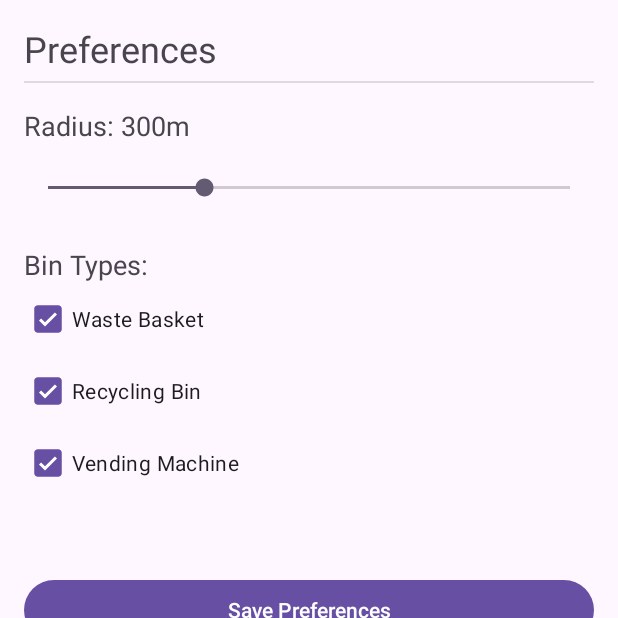
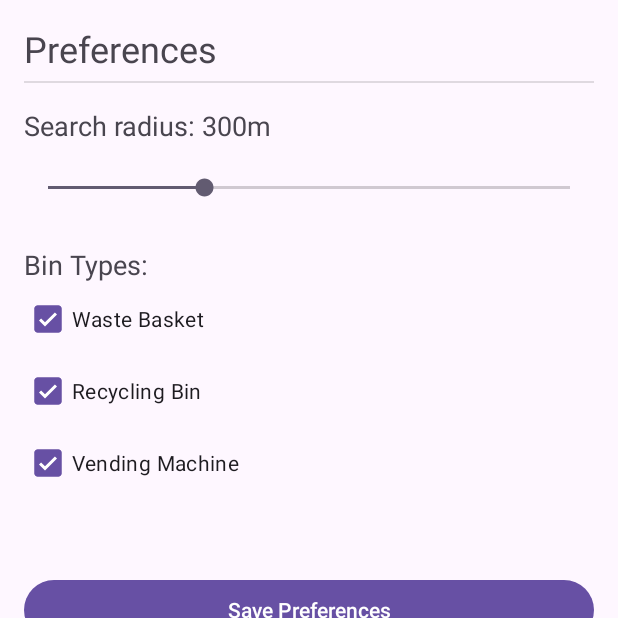
Before and after one commit to sammyhawkrad/nextBin, an Android app: the screen it shows after launch (MainActivity), item 3 of the bottom bar chosen, on a phone screen of 412 x 824 dp, the top half of it. Run offline under Robolectric (Android 15) with nearby library versions, the phone set to English and light mode, and no system bars.

```diff
--- a/app/src/main/java/com/sammyhawkrad/nextbin/GeoUtils.java
+++ b/app/src/main/java/com/sammyhawkrad/nextbin/GeoUtils.java
@@ -59,11 +59,6 @@ public class GeoUtils {
                                     .put(element.getJSONObject("center").getDouble("lon"))
                                     .put(element.getJSONObject("center").getDouble("lat"))));
                 }
-//                geoJsonFeature.put("geometry", new JSONObject()
-//                        .put("type", "Point")
-//                        .put("coordinates", new JSONArray()
-//                                .put(element.getDouble("lon"))
-//                                .put(element.getDouble("lat"))));
 
                 // Set properties
                 JSONObject properties = new JSONObject();
--- a/app/src/main/java/com/sammyhawkrad/nextbin/PreferencesFragment.java
+++ b/app/src/main/java/com/sammyhawkrad/nextbin/PreferencesFragment.java
@@ -12,6 +12,8 @@ import android.widget.TextView;
 
 import androidx.fragment.app.Fragment;
 
+import java.util.Locale;
+
 
 public class PreferencesFragment extends Fragment {
 
@@ -19,6 +21,7 @@ public class PreferencesFragment extends Fragment {
     static boolean WASTE_BASKET = true;
     static boolean RECYCLING_BIN = true;
     static boolean VENDING_MACHINE = true;
+
 
     public PreferencesFragment() {
         // Required empty public constructor
@@ -44,15 +47,15 @@ public class PreferencesFragment extends Fragment {
         TextView tv_seekBarValue = view.findViewById(R.id.tv_SeekBarValue);
 
         // Set the initial value
-        seekBar.setProgress((int) RADIUS);
-        tv_seekBarValue.setText("Radius: " + RADIUS + "m");
+        seekBar.setProgress(RADIUS);
+        tv_seekBarValue.setText(String.format(Locale.US, getResources().getString(R.string.search_radius_0m), RADIUS));
 
         // Set up a listener for SeekBar changes
         seekBar.setOnSeekBarChangeListener(new SeekBar.OnSeekBarChangeListener() {
             @Override
             public void onProgressChanged(SeekBar seekBar, int progress, boolean fromUser) {
                 // Update the TextView with the selected value
-                tv_seekBarValue.setText("Radius: " + progress + "m");
+                tv_seekBarValue.setText(String.format(Locale.US, getResources().getString(R.string.search_radius_0m), progress));
             }
 
             @Override
--- a/app/src/main/res/layout/fragment_preferences.xml
+++ b/app/src/main/res/layout/fragment_preferences.xml
@@ -29,7 +29,7 @@
         android:layout_marginTop="16dp"
         android:layout_marginBottom="20dp"
         android:textSize="18sp"
-        android:text="Radius: 0m" />
+        android:text="@string/search_radius_0m" />
 
     <SeekBar
         android:id="@+id/seekBar"
--- a/app/src/main/res/values/strings.xml
+++ b/app/src/main/res/values/strings.xml
@@ -3,8 +3,6 @@
     <string name="nav_item_preferences">Preferences</string>
     <string name="nav_item_map">Map</string>
     <string name="nav_item_list">List</string>
-    <!-- TODO: Remove or change this placeholder text -->
-    <string name="hello_blank_fragment">Hello blank fragment</string>
     <string name="search_this_area">Search</string>
     <string name="this_is_a_snippet">This is a snippet</string>
     <string name="waste_basket">Waste Basket</string>
@@ -12,4 +10,5 @@
     <string name="bin_types">Bin Types:</string>
     <string name="recycling_bin">Recycling Bin</string>
     <string name="save_preferences">Save Preferences</string>
+    <string name="search_radius_0m">Search radius: %dm</string>
 </resources>
```
Also changed, not shown: app/src/main/java/com/sammyhawkrad/nextbin/BinRecyclerViewAdapter.java (+13 -46 lines), app/src/main/java/com/sammyhawkrad/nextbin/MapFragment.java (+13 -6 lines).
